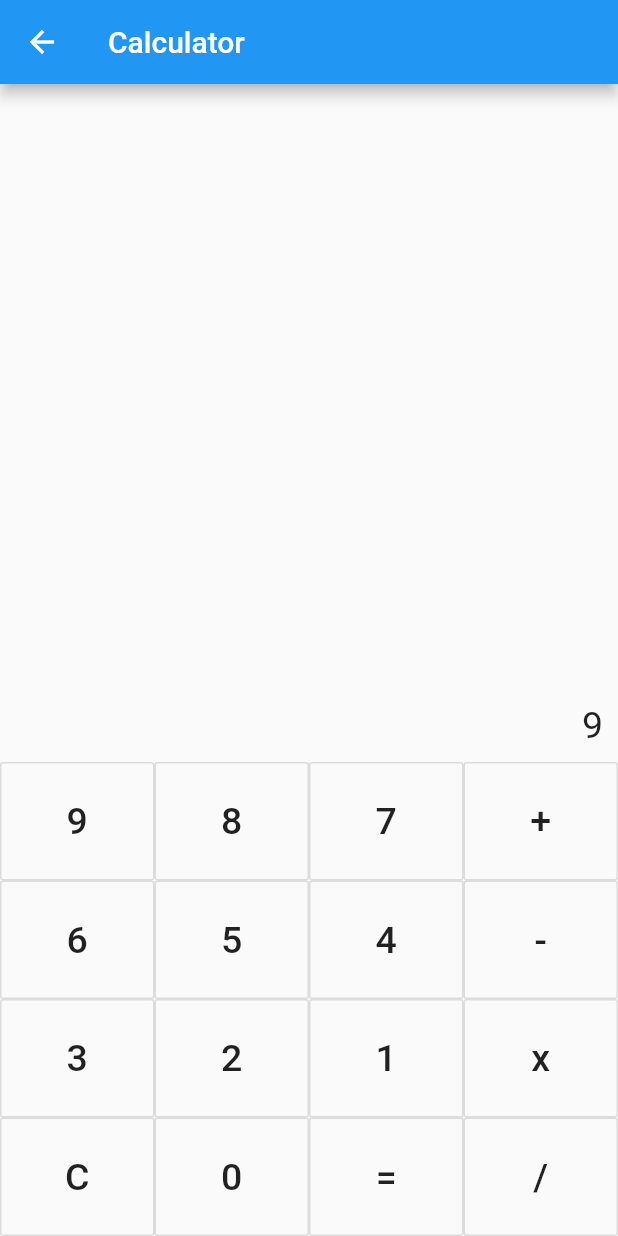
After one commit to keerthikancherla/Flutter_projects, a Flutter app: the CalPage screen opened directly, after a tap on an icon or button, on a phone screen of 412 x 824 dp. The commit adds this screen. Run offline on Flutter 3.47's test engine with Material 2 defaults, Android fonts, the phone set to English and light mode, and no system bars.

Commit message:
calculator
cal

```diff
--- a/lesson2_1/lib/controller/homepage_controller.dart
+++ b/lesson2_1/lib/controller/homepage_controller.dart
@@ -1,11 +1,11 @@
 import 'package:flutter/material.dart';
-
+import '../view/calpage.dart';
 import '../view/homepage.dart';
 import '../view/registrationpage.dart';
 
 const popupmenulist = [
   'Registration',
-  'Profile',
+  'Calculator',
   'Search',
   'Quit'
 ];
@@ -48,6 +48,9 @@ class HomePageController {
     if(menu == popupmenulist[0]){
       destination = RegistrationPage();
     }
+    if(menu == popupmenulist[1]){
+      destination = CalPage();
+    }
     if(destination != null){
       Navigator.push(state.context, MaterialPageRoute(
         builder: (BuildContext context) => destination,
--- a/lesson2_1/lib/controller/registrationpage_controller.dart
+++ b/lesson2_1/lib/controller/registrationpage_controller.dart
@@ -91,25 +91,8 @@ class RegistrationPageController{
   void register(){
     if(state.formkey.currentState.validate()){
       state.formkey.currentState.save();
-      //print(user.email+''+user.password+''+user.age.toString()
-      //+''+user.classification);
-      showDialog(
-        context: RegistrationPageState().context,
-        builder: (context){
-          return AlertDialog(
-            title: Text('data'),
-            content: Text(user.email+''+user.password+''+user.age.toString()+''+user.classification),
-            actions: <Widget>[
-              RaisedButton(
-                child: Text('OK'),
-                onPressed: (){
-                  Navigator.pop(RegistrationPageState().context);
-                },
-              )
-            ],
-          );
-        }
-      );
+      print(user.email+'' +user.password+''+user.age.toString()
+      +''+user.classification);
       print('Dart' + user.languages['dart'].toString());
       print('Java' + user.languages['java'].toString());
 
--- /dev/null
+++ b/lesson2_1/lib/view/calpage.dart
@@ -0,0 +1,124 @@
+import 'package:flutter/material.dart';
+
+class CalPage extends StatefulWidget{
+  @override
+  State<StatefulWidget> createState() {
+    return CalPageState();
+  }
+}
+
+class CalPageState extends State<CalPage>{
+  int firnum;
+  int secondnum;
+  String texttodisplay = "";
+  String res;
+  String operationtoperform;
+  void btnclicked(String btntext) {
+    if(btntext == "C"){
+      texttodisplay ="";
+      firnum = 0;
+      secondnum = 0;
+      res = "";
+    }else if(btntext == "+" || btntext == "-" || btntext == "x" || btntext == "/"){
+      firnum = int.parse(texttodisplay);
+      res = "";
+      operationtoperform = btntext;
+    }
+    else if(btntext == "="){
+      secondnum = int.parse(texttodisplay);
+      if(operationtoperform == "+"){
+        res = (firnum + secondnum).toString();
+      }
+      if(operationtoperform == "-"){
+        res = (firnum - secondnum).toString();
+      }
+      if(operationtoperform == "x"){
+        res = (firnum * secondnum).toString();
+      }
+      if(operationtoperform == "/"){
+        res = (firnum ~/ secondnum).toString();
+      }
+    }
+    else{
+      res = int.parse(texttodisplay + btntext).toString();
+    }
+    setState(() {
+         texttodisplay = res;
+        });
+      }
+
+Widget custombutton(String btnval){
+            return Expanded(
+              child: OutlineButton(
+                padding:EdgeInsets.all(25.0) ,
+                onPressed: () => btnclicked(btnval),
+              child: Text(
+                "$btnval",
+            style: TextStyle(fontSize: 25.0),
+          ),
+      ),
+      );
+    }
+  BuildContext context;
+  @override
+  Widget build(BuildContext context) {
+    this.context = context;
+    return Scaffold(
+      appBar: AppBar(
+        title: Text('Calculator'),
+      ),
+      body: Container(
+        child: Column(
+          mainAxisAlignment: MainAxisAlignment.end,
+          children: <Widget>[
+            Expanded(
+              child: Container(
+                padding: EdgeInsets.all(10.0),
+                alignment: Alignment.bottomRight,
+                child: Text(
+                  "$texttodisplay",
+                  style: TextStyle(
+                    fontSize: 25.0,
+                    ),
+                ),
+              ),
+            ),
+            Row(
+              children: <Widget>[
+                custombutton("9"),
+                custombutton("8"),
+                custombutton("7"),
+                custombutton("+"),
+              ],
+            ),
+            Row(
+              children: <Widget>[
+                custombutton("6"),
+                custombutton("5"),
+                custombutton("4"),
+                custombutton("-"),
+              ],
+            ),
+            Row(
+              children: <Widget>[
+                custombutton("3"),
+                custombutton("2"),
+                custombutton("1"),
+                custombutton("x"),
+              ],
+            ),
+            Row(
+              children: <Widget>[
+                custombutton("C"),
+                custombutton("0"),
+                custombutton("="),
+                custombutton("/"),
+              ],
+            ),
+          ],
+        ),
+      ),
+    );
+  }
+
+}
--- a/lesson2_1/lib/view/homepage.dart
+++ b/lesson2_1/lib/view/homepage.dart
@@ -34,7 +34,6 @@ class HomePageState extends State<HomePage> {
           icon: Icon(Icons.search),
           onPressed: (){},
         ),
-
         PopupMenuButton<String>(
           onSelected: controller.popupMenuSelected,
           itemBuilder: controller.showPopupMenu,
```
Also changed, not shown: 2 other files.
